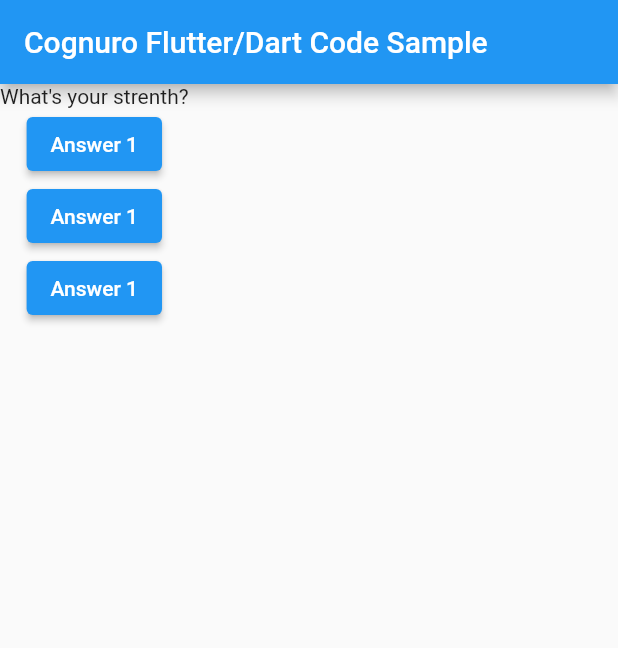
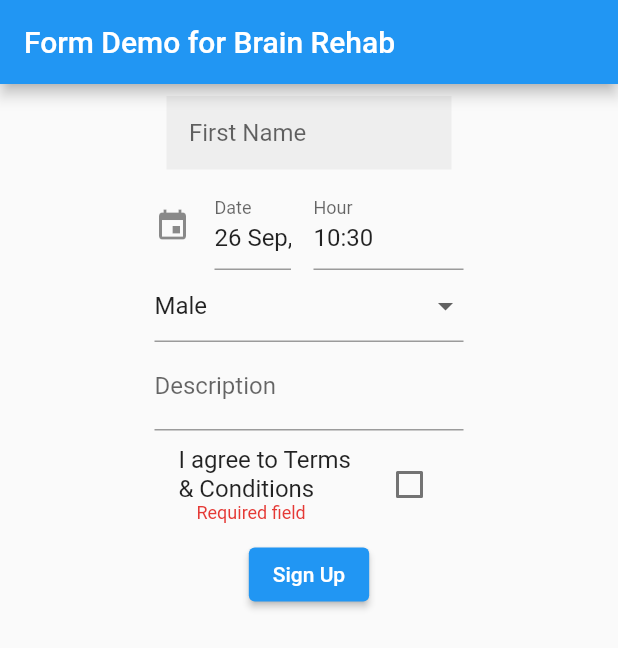
Before and after one commit to brookecheney/flutter_app, a Flutter app: the screen it shows after launch, on a phone screen of 412 x 824 dp. Shown: the top 648 px of the screen. Run offline on Flutter 3.47's test engine with Material 2 defaults, Android fonts, the phone set to English and light mode, and no system bars; drawn by our look-alikes of date_time_picker; our stand-ins replace validators.

Commit message:
for brain rehab

```diff
--- a/lib/main.dart
+++ b/lib/main.dart
@@ -1,44 +1,243 @@
 import 'package:flutter/material.dart';
+import 'package:validators/validators.dart';
+import 'package:date_time_picker/date_time_picker.dart';
+import 'model.dart';
+import 'result.dart';
 
 void main() => runApp(MyApp());
 
 class MyApp extends StatelessWidget {
-  var questionIndex = 0;
-
-  void answerQuestion() {
-    questionIndex = questionIndex + 1;
-    print(questionIndex);
-  }
-
   @override
   Widget build(BuildContext context) {
-    var questions = ['What\'s your strenth?', 'What\'s your weakness?'];
     return MaterialApp(
       home: Scaffold(
         appBar: AppBar(
-          title: Text('Cognuro Flutter/Dart Code Sample'),
+          title: Text('Form Demo for Brain Rehab'),
         ),
-        body: Column(
-          children: [
-            Text(questions[questionIndex]),
-            ElevatedButton(
-              child: Text('Answer 1'),
-              onPressed: answerQuestion,
-            ),
-            ElevatedButton(
-              child: Text('Answer 1'),
-              onPressed: () => print('Answer 2 chosen!'),
-            ),
-            ElevatedButton(
-              child: Text('Answer 1'),
-              onPressed: () {
-                //...
-                print('Answer 3 chosen!');
-              },
-            ),
-          ],
-        ),
+        body: TestForm(),
       ),
     );
   }
 }
+
+class TestForm extends StatefulWidget {
+  @override
+  _TestFormState createState() => _TestFormState();
+}
+
+class _TestFormState extends State<TestForm> {
+  final _formKey = GlobalKey<FormState>();
+  Model model = Model();
+ bool _termsChecked = false;
+ List<String> typeNeg = [
+"Male",
+"Female"];
+
+String dropdownValue = "Male";
+  @override
+  Widget build(BuildContext context) {
+    final halfMediaWidth = MediaQuery.of(context).size.width / 2.0;
+
+    return Form(
+      key: _formKey,
+      child: Column(
+        children: <Widget>[
+          Container(
+            alignment: Alignment.topCenter,
+            child: Row(
+              crossAxisAlignment: CrossAxisAlignment.start,
+              children: <Widget>[
+
+
+
+              ],
+            ),
+          ),
+
+              Container(
+                  alignment: Alignment.topCenter,
+                width: halfMediaWidth,
+
+
+           child:MyTextFormField(
+               hintText: 'First Name',
+                    validator: (String value) {
+                      if (value.isEmpty) {
+                        return 'Enter your first name';
+                      }
+                      return null;
+                    },
+
+
+
+            onSaved: (String value) {
+              model.firstName = value;
+            },
+          ),
+               ),
+                   Container(
+                alignment: Alignment.topCenter,
+                width: halfMediaWidth,
+
+
+                child: DateTimePicker(
+                type: DateTimePickerType.dateTimeSeparate,
+                dateMask: 'd MMM, yyyy',
+                initialValue: DateTime.now().toString(),
+                firstDate: DateTime(2000),
+                lastDate: DateTime(2100),
+                icon: Icon(Icons.event),
+                dateLabelText: 'Date',
+                timeLabelText: "Hour",
+                selectableDayPredicate: (date) {
+                  // Disable weekend days to select from the calendar
+                  if (date.weekday == 6 || date.weekday == 7) {
+                    return false;
+                  }
+
+                  return true;
+                },
+                validator: (val) {
+                  print(val);
+                  return null;
+                },
+                    onSaved: (String value) {
+                      model.lastName = value;
+                    },
+                  ),
+
+                ),
+
+                 Container(
+                  alignment: Alignment.topCenter,
+                width: halfMediaWidth,
+
+
+           child:DropdownButtonFormField<String>(
+                    value: dropdownValue,
+                    hint: Text("Male/Female"),
+                    onChanged: (String newValue) {
+                      setState(() {
+                        dropdownValue = newValue;
+                      });
+                    },
+                    validator: (String value) {
+                      if (value?.isEmpty ?? true) {
+                        return 'Please enter your gender';
+                      }
+                    },
+                    items: typeNeg
+                        .map<DropdownMenuItem<String>>((String value) {
+                      return DropdownMenuItem<String>(
+                        value: value,
+                        child: Text(value),
+                      );
+                    }).toList(),
+            onSaved: (String value) {
+              model.password = value;
+            },                  ),
+               ),
+  Container(
+                  alignment: Alignment.topCenter,
+                width: halfMediaWidth,
+
+
+           child:TextFormField(
+                 keyboardType: TextInputType.multiline,
+                maxLines: null,
+                decoration: InputDecoration(labelText: 'Description'),
+                onFieldSubmitted: (value) {
+                  //Validator
+                },
+
+
+
+            onSaved: (String value) {
+              model.email = value;
+            },
+          ),
+               ),
+
+
+      Container(
+                  alignment: Alignment.topLeft,
+                width: halfMediaWidth,
+
+          child:CheckboxListTile(
+               title: Text('I agree to Terms & Conditions'),
+                value: _termsChecked,
+                onChanged: (bool value) =>
+                    setState(() => _termsChecked = value),
+                subtitle: !_termsChecked
+                    ? Padding(
+                        padding: EdgeInsets.fromLTRB(12.0, 0, 0, 0),
+                        child: Text(
+                          'Required field',
+                          style:
+                              TextStyle(color: Color(0xFFe53935), fontSize: 12),
+                        ),
+                      )
+                    : null,
+
+
+          ), ),
+          ElevatedButton(
+
+            onPressed: () {
+              if (_formKey.currentState.validate()) {
+                _formKey.currentState.save();
+
+                Navigator.push(
+                    context,
+                    MaterialPageRoute(
+                        builder: (context) => Result(model: this.model)));
+              }
+            },
+            child: Text(
+              'Sign Up',
+              style: TextStyle(
+                color: Colors.white,
+              ),
+            ),
+          )
+        ],
+      ),
+    );
+  }
+}
+
+class MyTextFormField extends StatelessWidget {
+  final String hintText;
+  final Function validator;
+  final Function onSaved;
+  final bool isPassword;
+  final bool isEmail;
+
+  MyTextFormField({
+    this.hintText,
+    this.validator,
+    this.onSaved,
+    this.isPassword = false,
+    this.isEmail = false,
+  });
+
+  @override
+  Widget build(BuildContext context) {
+    return Padding(
+      padding: EdgeInsets.all(8.0),
+      child: TextFormField(
+        decoration: InputDecoration(
+          hintText: hintText,
+          contentPadding: EdgeInsets.all(15.0),
+          border: InputBorder.none,
+          filled: true,
+          fillColor: Colors.grey[200],
+        ),
+        obscureText: isPassword ? true : false,
+        validator: validator,
+        onSaved: onSaved,
+        keyboardType: isEmail ? TextInputType.emailAddress : TextInputType.text,
+      ),
+    );
+  }
+}
--- /dev/null
+++ b/lib/model.dart
@@ -0,0 +1,10 @@
+import 'package:flutter/material.dart';
+
+class Model {
+  String firstName;
+  String lastName;
+  String email;
+  String password;
+
+  Model({this.firstName, this.lastName, this.email, this.password});
+}
--- /dev/null
+++ b/lib/result.dart
@@ -0,0 +1,27 @@
+import 'package:flutter/material.dart';
+import 'model.dart';
+
+class Result extends StatelessWidget {
+  Model model;
+
+  Result({this.model});
+
+  @override
+  Widget build(BuildContext context) {
+    return (Scaffold(
+      appBar: AppBar(title: Text('Thanks for your submission!', style: TextStyle(fontSize: 13))),
+      body: Container(
+        margin: EdgeInsets.all(10.0),
+        child: Column(
+          crossAxisAlignment: CrossAxisAlignment.start,
+          children: <Widget>[
+            Text(model.firstName, style: TextStyle(fontSize: 22)),
+            Text(model.lastName, style: TextStyle(fontSize: 22)),
+             Text(model.password, style: TextStyle(fontSize: 22)),
+            Text(model.email, style: TextStyle(fontSize: 22)),
+          ],
+        ),
+      ),
+    ));
+  }
+}
```
Also changed, not shown: pubspec.yaml (+7 -2 lines), lib/cognuroIcon.png (deleted), pubspec.lock.
